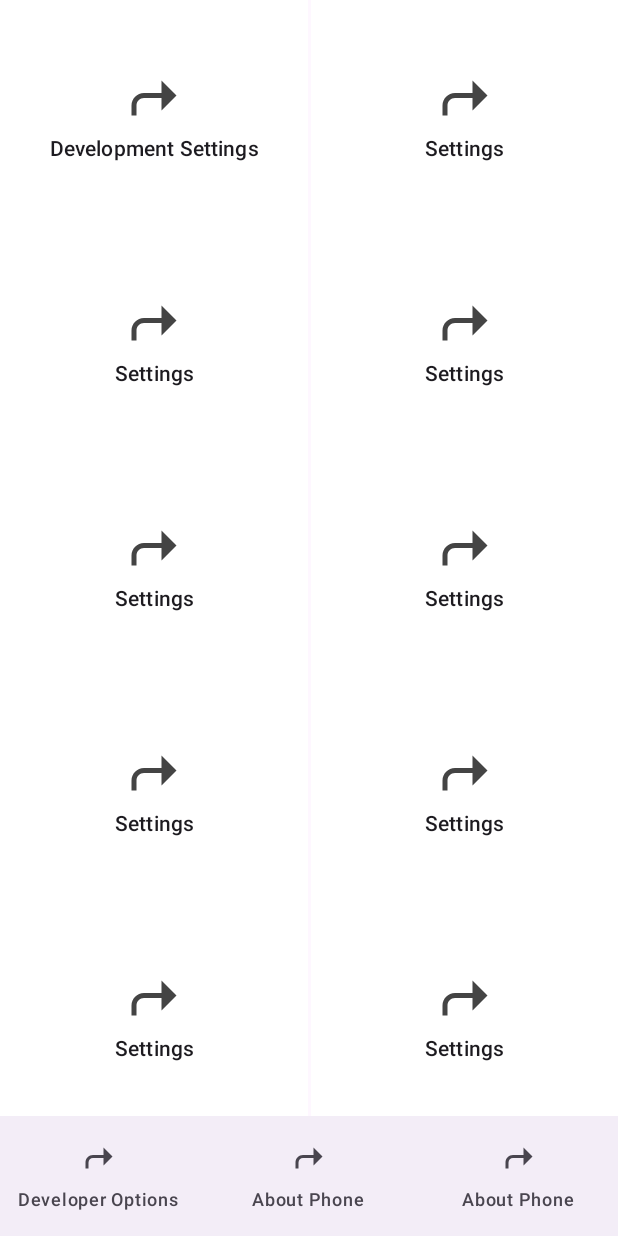
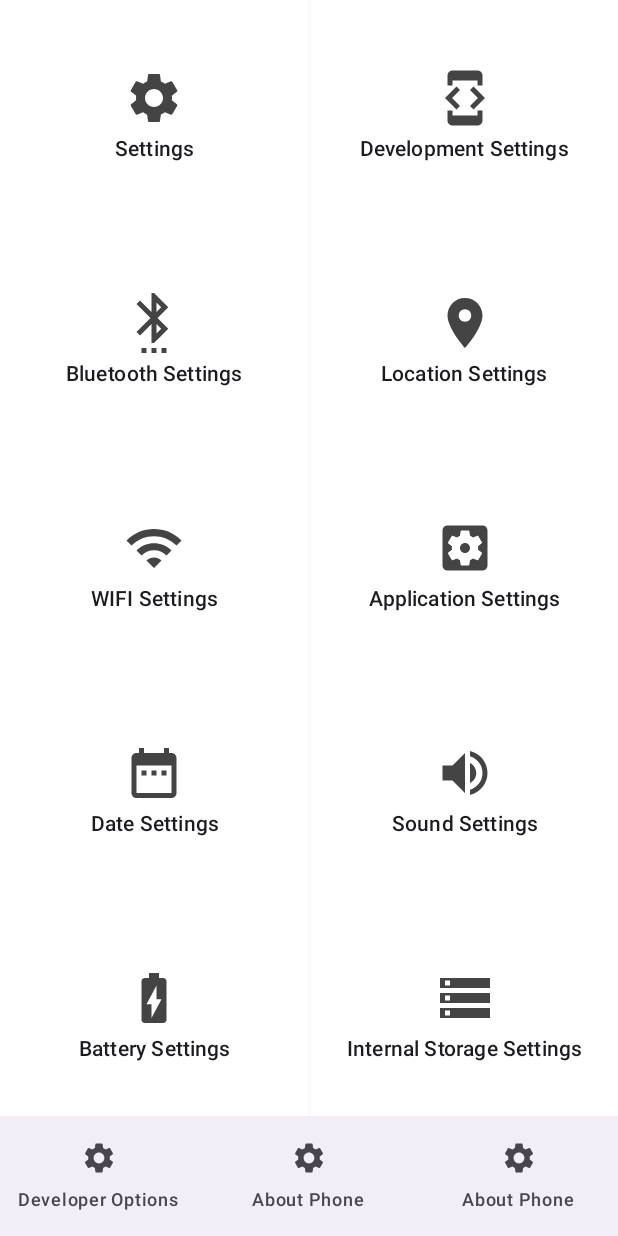
Before and after one commit to CarlosSala/DeveloperShortcuts, an Android app built with Jetpack Compose: the screen it shows after launch (MainActivity), on a phone screen of 412 x 824 dp. Run offline under Robolectric (Android 15) with nearby library versions, the phone set to English and light mode, and no system bars.

Commit message:
se agregan los primeros 10 accesos directos

```diff
--- a/app/src/main/java/com/example/developershortcut/MainActivity.kt
+++ b/app/src/main/java/com/example/developershortcut/MainActivity.kt
@@ -61,7 +61,7 @@ fun MainScreen() {
                 NavigationBarItem(
                     icon = {
                         Icon(
-                            imageVector = ImageVector.vectorResource(id = R.drawable.ic_shortcut_24),
+                            imageVector = ImageVector.vectorResource(id = R.drawable.ic_settings_24),
                             contentDescription = "Developer Options"
                         )
                     },
@@ -77,7 +77,7 @@ fun MainScreen() {
                 NavigationBarItem(
                     icon = {
                         Icon(
-                            imageVector = ImageVector.vectorResource(id = R.drawable.ic_shortcut_24),
+                            imageVector = ImageVector.vectorResource(id = R.drawable.ic_settings_24),
                             contentDescription = "About Phone"
                         )
                     },
@@ -92,7 +92,7 @@ fun MainScreen() {
                 NavigationBarItem(
                     icon = {
                         Icon(
-                            imageVector = ImageVector.vectorResource(id = R.drawable.ic_shortcut_24),
+                            imageVector = ImageVector.vectorResource(id = R.drawable.ic_settings_24),
                             contentDescription = "About Phone"
                         )
                     },
@@ -154,7 +154,7 @@ fun MyActions(context: Context, actionModel: ActionModel) {
         ) {
 
             IconButton(modifier = Modifier.fillMaxWidth(),
-                onClick = { myNavigation(context, actionModel.route) }) {
+                onClick = { myNavigation(context, actionModel.route ) }) {
                 Icon(
                     painter = painterResource(id = actionModel.icon),
                     contentDescription = "Favorite Icon",
--- a/app/src/main/java/com/example/developershortcut/model/MyProvider.kt
+++ b/app/src/main/java/com/example/developershortcut/model/MyProvider.kt
@@ -1,22 +1,59 @@
 package com.example.developershortcut.model
 
+import android.content.Intent
 import com.example.developershortcut.R
 
 
 fun actions() = listOf(
     ActionModel(
         1,
-        R.drawable.ic_shortcut_24,
+        R.drawable.ic_settings_24,
+        android.provider.Settings.ACTION_SETTINGS,
+        "Settings"
+    ), ActionModel(
+        2,
+        R.drawable.ic_developer_mode_24,
         android.provider.Settings.ACTION_APPLICATION_DEVELOPMENT_SETTINGS,
         "Development Settings"
-    ),
-    ActionModel(1, R.drawable.ic_shortcut_24, "route", "Settings"),
-    ActionModel(1, R.drawable.ic_shortcut_24, "route", "Settings"),
-    ActionModel(1, R.drawable.ic_shortcut_24, "route", "Settings"),
-    ActionModel(1, R.drawable.ic_shortcut_24, "route", "Settings"),
-    ActionModel(1, R.drawable.ic_shortcut_24, "route", "Settings"),
-    ActionModel(1, R.drawable.ic_shortcut_24, "route", "Settings"),
-    ActionModel(1, R.drawable.ic_shortcut_24, "route", "Settings"),
-    ActionModel(1, R.drawable.ic_shortcut_24, "route", "Settings"),
-    ActionModel(1, R.drawable.ic_shortcut_24, "route", "Settings")
+    ), ActionModel(
+        3,
+        R.drawable.ic_settings_bluetooth_24,
+        android.provider.Settings.ACTION_BLUETOOTH_SETTINGS,
+        "Bluetooth Settings"
+    ), ActionModel(
+        4,
+        R.drawable.ic_location_on_24,
+        android.provider.Settings.ACTION_LOCATION_SOURCE_SETTINGS,
+        "Location Settings"
+    ), ActionModel(
+        5,
+        R.drawable.ic_wifi_24,
+        android.provider.Settings.ACTION_WIFI_SETTINGS,
+        "WIFI Settings"
+    ), ActionModel(
+        6,
+        R.drawable.ic_settings_applications_24,
+        android.provider.Settings.ACTION_APPLICATION_SETTINGS,
+        "Application Settings"
+    ), ActionModel(
+        7,
+        R.drawable.ic_date_range_24,
+        android.provider.Settings.ACTION_DATE_SETTINGS,
+        "Date Settings"
+    ), ActionModel(
+        8,
+        R.drawable.ic_volume_up_24,
+        android.provider.Settings.ACTION_SOUND_SETTINGS,
+        "Sound Settings"
+    ), ActionModel(
+        9,
+        R.drawable.ic_battery_charging_full_24,
+        android.provider.Settings.ACTION_BATTERY_SAVER_SETTINGS,
+        "Battery Settings"
+    ), ActionModel(
+        10,
+        R.drawable.ic_storage_24,
+        android.provider.Settings.ACTION_INTERNAL_STORAGE_SETTINGS,
+        "Internal Storage Settings"
+    )
 )
--- a/app/src/main/res/drawable/baseline_shortcut_24.xml
+++ /dev/null
@@ -1,5 +0,0 @@
-<vector xmlns:android="http://schemas.android.com/apk/res/android" android:autoMirrored="true" android:height="24dp" android:tint="#000000" android:viewportHeight="24" android:viewportWidth="24" android:width="24dp">
-
-    <path android:fillColor="@android:color/white" android:pathData="M21,11l-6,-6v5H8c-2.76,0 -5,2.24 -5,5v4h2v-4c0,-1.65 1.35,-3 3,-3h7v5L21,11z"/>
-
-</vector>
--- /dev/null
+++ b/app/src/main/res/drawable/ic_battery_charging_full_24.xml
@@ -0,0 +1,5 @@
+<vector xmlns:android="http://schemas.android.com/apk/res/android" android:height="24dp" android:tint="#000000" android:viewportHeight="24" android:viewportWidth="24" android:width="24dp">
+
+    <path android:fillColor="@android:color/white" android:pathData="M15.67,4H14V2h-4v2H8.33C7.6,4 7,4.6 7,5.33v15.33C7,21.4 7.6,22 8.33,22h7.33c0.74,0 1.34,-0.6 1.34,-1.33V5.33C17,4.6 16.4,4 15.67,4zM11,20v-5.5H9L13,7v5.5h2L11,20z"/>
+
+</vector>
--- /dev/null
+++ b/app/src/main/res/drawable/ic_date_range_24.xml
@@ -0,0 +1,5 @@
+<vector xmlns:android="http://schemas.android.com/apk/res/android" android:height="24dp" android:tint="#000000" android:viewportHeight="24" android:viewportWidth="24" android:width="24dp">
+
+    <path android:fillColor="@android:color/white" android:pathData="M9,11L7,11v2h2v-2zM13,11h-2v2h2v-2zM17,11h-2v2h2v-2zM19,4h-1L18,2h-2v2L8,4L8,2L6,2v2L5,4c-1.11,0 -1.99,0.9 -1.99,2L3,20c0,1.1 0.89,2 2,2h14c1.1,0 2,-0.9 2,-2L21,6c0,-1.1 -0.9,-2 -2,-2zM19,20L5,20L5,9h14v11z"/>
+
+</vector>
--- /dev/null
+++ b/app/src/main/res/drawable/ic_developer_mode_24.xml
@@ -0,0 +1,5 @@
+<vector xmlns:android="http://schemas.android.com/apk/res/android" android:height="24dp" android:tint="#000000" android:viewportHeight="24" android:viewportWidth="24" android:width="24dp">
+
+    <path android:fillColor="@android:color/white" android:pathData="M7,5h10v2h2L19,3c0,-1.1 -0.9,-1.99 -2,-1.99L7,1c-1.1,0 -2,0.9 -2,2v4h2L7,5zM15.41,16.59L20,12l-4.59,-4.59L14,8.83 17.17,12 14,15.17l1.41,1.42zM10,15.17L6.83,12 10,8.83 8.59,7.41 4,12l4.59,4.59L10,15.17zM17,19L7,19v-2L5,17v4c0,1.1 0.9,2 2,2h10c1.1,0 2,-0.9 2,-2v-4h-2v2z"/>
+
+</vector>
--- /dev/null
+++ b/app/src/main/res/drawable/ic_location_on_24.xml
@@ -0,0 +1,5 @@
+<vector xmlns:android="http://schemas.android.com/apk/res/android" android:height="24dp" android:tint="#000000" android:viewportHeight="24" android:viewportWidth="24" android:width="24dp">
+
+    <path android:fillColor="@android:color/white" android:pathData="M12,2C8.13,2 5,5.13 5,9c0,5.25 7,13 7,13s7,-7.75 7,-13c0,-3.87 -3.13,-7 -7,-7zM12,11.5c-1.38,0 -2.5,-1.12 -2.5,-2.5s1.12,-2.5 2.5,-2.5 2.5,1.12 2.5,2.5 -1.12,2.5 -2.5,2.5z"/>
+
+</vector>
--- /dev/null
+++ b/app/src/main/res/drawable/ic_settings_24.xml
@@ -0,0 +1,5 @@
+<vector xmlns:android="http://schemas.android.com/apk/res/android" android:height="24dp" android:tint="#000000" android:viewportHeight="24" android:viewportWidth="24" android:width="24dp">
+
+    <path android:fillColor="@android:color/white" android:pathData="M19.14,12.94c0.04,-0.3 0.06,-0.61 0.06,-0.94c0,-0.32 -0.02,-0.64 -0.07,-0.94l2.03,-1.58c0.18,-0.14 0.23,-0.41 0.12,-0.61l-1.92,-3.32c-0.12,-0.22 -0.37,-0.29 -0.59,-0.22l-2.39,0.96c-0.5,-0.38 -1.03,-0.7 -1.62,-0.94L14.4,2.81c-0.04,-0.24 -0.24,-0.41 -0.48,-0.41h-3.84c-0.24,0 -0.43,0.17 -0.47,0.41L9.25,5.35C8.66,5.59 8.12,5.92 7.63,6.29L5.24,5.33c-0.22,-0.08 -0.47,0 -0.59,0.22L2.74,8.87C2.62,9.08 2.66,9.34 2.86,9.48l2.03,1.58C4.84,11.36 4.8,11.69 4.8,12s0.02,0.64 0.07,0.94l-2.03,1.58c-0.18,0.14 -0.23,0.41 -0.12,0.61l1.92,3.32c0.12,0.22 0.37,0.29 0.59,0.22l2.39,-0.96c0.5,0.38 1.03,0.7 1.62,0.94l0.36,2.54c0.05,0.24 0.24,0.41 0.48,0.41h3.84c0.24,0 0.44,-0.17 0.47,-0.41l0.36,-2.54c0.59,-0.24 1.13,-0.56 1.62,-0.94l2.39,0.96c0.22,0.08 0.47,0 0.59,-0.22l1.92,-3.32c0.12,-0.22 0.07,-0.47 -0.12,-0.61L19.14,12.94zM12,15.6c-1.98,0 -3.6,-1.62 -3.6,-3.6s1.62,-3.6 3.6,-3.6s3.6,1.62 3.6,3.6S13.98,15.6 12,15.6z"/>
+
+</vector>
--- /dev/null
+++ b/app/src/main/res/drawable/ic_settings_applications_24.xml
@@ -0,0 +1,5 @@
+<vector xmlns:android="http://schemas.android.com/apk/res/android" android:height="24dp" android:tint="#000000" android:viewportHeight="24" android:viewportWidth="24" android:width="24dp">
+
+    <path android:fillColor="@android:color/white" android:pathData="M12,10c-1.1,0 -2,0.9 -2,2s0.9,2 2,2 2,-0.9 2,-2 -0.9,-2 -2,-2zM19,3L5,3c-1.11,0 -2,0.9 -2,2v14c0,1.1 0.89,2 2,2h14c1.11,0 2,-0.9 2,-2L21,5c0,-1.1 -0.89,-2 -2,-2zM17.25,12c0,0.23 -0.02,0.46 -0.05,0.68l1.48,1.16c0.13,0.11 0.17,0.3 0.08,0.45l-1.4,2.42c-0.09,0.15 -0.27,0.21 -0.43,0.15l-1.74,-0.7c-0.36,0.28 -0.76,0.51 -1.18,0.69l-0.26,1.85c-0.03,0.17 -0.18,0.3 -0.35,0.3h-2.8c-0.17,0 -0.32,-0.13 -0.35,-0.29l-0.26,-1.85c-0.43,-0.18 -0.82,-0.41 -1.18,-0.69l-1.74,0.7c-0.16,0.06 -0.34,0 -0.43,-0.15l-1.4,-2.42c-0.09,-0.15 -0.05,-0.34 0.08,-0.45l1.48,-1.16c-0.03,-0.23 -0.05,-0.46 -0.05,-0.69 0,-0.23 0.02,-0.46 0.05,-0.68l-1.48,-1.16c-0.13,-0.11 -0.17,-0.3 -0.08,-0.45l1.4,-2.42c0.09,-0.15 0.27,-0.21 0.43,-0.15l1.74,0.7c0.36,-0.28 0.76,-0.51 1.18,-0.69l0.26,-1.85c0.03,-0.17 0.18,-0.3 0.35,-0.3h2.8c0.17,0 0.32,0.13 0.35,0.29l0.26,1.85c0.43,0.18 0.82,0.41 1.18,0.69l1.74,-0.7c0.16,-0.06 0.34,0 0.43,0.15l1.4,2.42c0.09,0.15 0.05,0.34 -0.08,0.45l-1.48,1.16c0.03,0.23 0.05,0.46 0.05,0.69z"/>
+
+</vector>
--- /dev/null
+++ b/app/src/main/res/drawable/ic_settings_bluetooth_24.xml
@@ -0,0 +1,5 @@
+<vector xmlns:android="http://schemas.android.com/apk/res/android" android:height="24dp" android:tint="#000000" android:viewportHeight="24" android:viewportWidth="24" android:width="24dp">
+
+    <path android:fillColor="@android:color/white" android:pathData="M11,24h2v-2h-2v2zM7,24h2v-2L7,22v2zM15,24h2v-2h-2v2zM17.71,5.71L12,0h-1v7.59L6.41,3 5,4.41 10.59,10 5,15.59 6.41,17 11,12.41L11,20h1l5.71,-5.71 -4.3,-4.29 4.3,-4.29zM13,3.83l1.88,1.88L13,7.59L13,3.83zM14.88,14.29L13,16.17v-3.76l1.88,1.88z"/>
+
+</vector>
--- a/app/src/main/res/drawable/ic_shortcut_24.xml
+++ /dev/null
@@ -1,5 +0,0 @@
-<vector xmlns:android="http://schemas.android.com/apk/res/android" android:autoMirrored="true" android:height="24dp" android:tint="#000000" android:viewportHeight="24" android:viewportWidth="24" android:width="24dp">
-
-    <path android:fillColor="@android:color/white" android:pathData="M21,11l-6,-6v5H8c-2.76,0 -5,2.24 -5,5v4h2v-4c0,-1.65 1.35,-3 3,-3h7v5L21,11z"/>
-
-</vector>
--- /dev/null
+++ b/app/src/main/res/drawable/ic_storage_24.xml
@@ -0,0 +1,5 @@
+<vector xmlns:android="http://schemas.android.com/apk/res/android" android:height="24dp" android:tint="#000000" android:viewportHeight="24" android:viewportWidth="24" android:width="24dp">
+
+    <path android:fillColor="@android:color/white" android:pathData="M2,20h20v-4L2,16v4zM4,17h2v2L4,19v-2zM2,4v4h20L22,4L2,4zM6,7L4,7L4,5h2v2zM2,14h20v-4L2,10v4zM4,11h2v2L4,13v-2z"/>
+
+</vector>
--- /dev/null
+++ b/app/src/main/res/drawable/ic_volume_up_24.xml
@@ -0,0 +1,5 @@
+<vector xmlns:android="http://schemas.android.com/apk/res/android" android:autoMirrored="true" android:height="24dp" android:tint="#000000" android:viewportHeight="24" android:viewportWidth="24" android:width="24dp">
+
+    <path android:fillColor="@android:color/white" android:pathData="M3,9v6h4l5,5L12,4L7,9L3,9zM16.5,12c0,-1.77 -1.02,-3.29 -2.5,-4.03v8.05c1.48,-0.73 2.5,-2.25 2.5,-4.02zM14,3.23v2.06c2.89,0.86 5,3.54 5,6.71s-2.11,5.85 -5,6.71v2.06c4.01,-0.91 7,-4.49 7,-8.77s-2.99,-7.86 -7,-8.77z"/>
+
+</vector>
--- /dev/null
+++ b/app/src/main/res/drawable/ic_wifi_24.xml
@@ -0,0 +1,5 @@
+<vector xmlns:android="http://schemas.android.com/apk/res/android" android:height="24dp" android:tint="#000000" android:viewportHeight="24" android:viewportWidth="24" android:width="24dp">
+
+    <path android:fillColor="@android:color/white" android:pathData="M1,9l2,2c4.97,-4.97 13.03,-4.97 18,0l2,-2C16.93,2.93 7.08,2.93 1,9zM9,17l3,3 3,-3c-1.65,-1.66 -4.34,-1.66 -6,0zM5,13l2,2c2.76,-2.76 7.24,-2.76 10,0l2,-2C15.14,9.14 8.87,9.14 5,13z"/>
+
+</vector>
```
